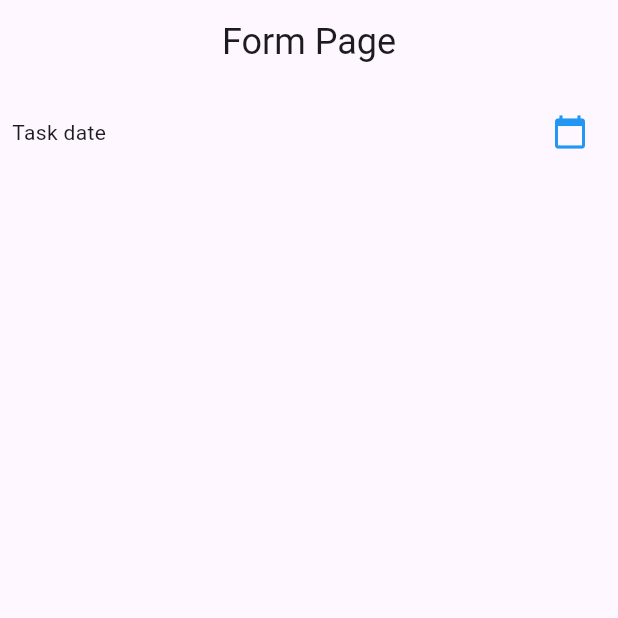
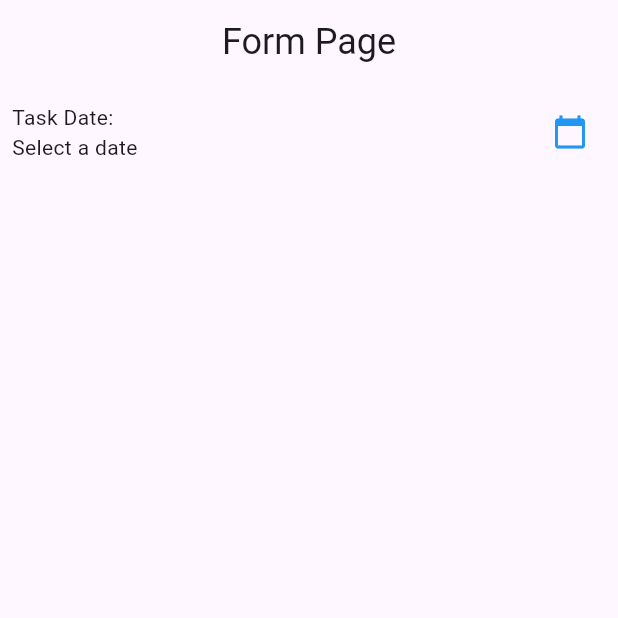
Before and after one commit to hi-lufz1/TodoApp_0181, a Flutter app: the screen it shows after launch, on a phone screen of 412 x 824 dp, the top half of it. Run offline on Flutter 3.47's test engine with Material 3 defaults, Android fonts, the phone set to English and light mode, and no system bars.

Commit message:
membuat variabel untuk select a date

```diff
--- a/lib/todo_page.dart
+++ b/lib/todo_page.dart
@@ -8,6 +8,8 @@ class TodoPage extends StatefulWidget {
 }
 
 class _TodoPageState extends State<TodoPage> {
+
+   String _selectedDate = "Select a date";
 
 
 
@@ -22,7 +24,10 @@ class _TodoPageState extends State<TodoPage> {
             children: [
               Row( mainAxisAlignment: MainAxisAlignment.spaceBetween,
                 children: [
-                  Column( children: [Text("Task date")],),
+                  Column(
+                    crossAxisAlignment: CrossAxisAlignment.start,
+                    children: [Text("Task Date:")
+                  , Text(_selectedDate)],),
                   IconButton(onPressed: (){}, icon: Icon(Icons.calendar_today, color: Colors.blue,) )
                 ],
               )
```
